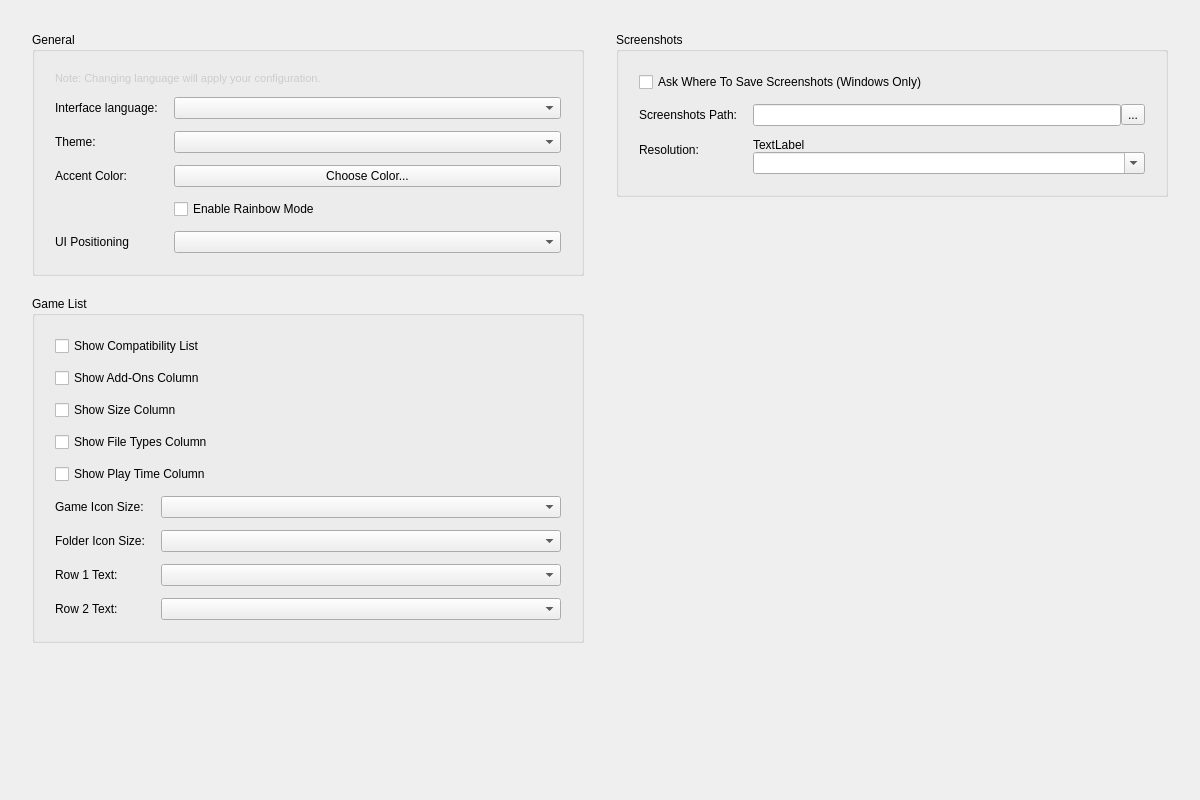
Qt form src/citron/configuration/configure_ui.ui (citron-neo/emulator) before a commit.
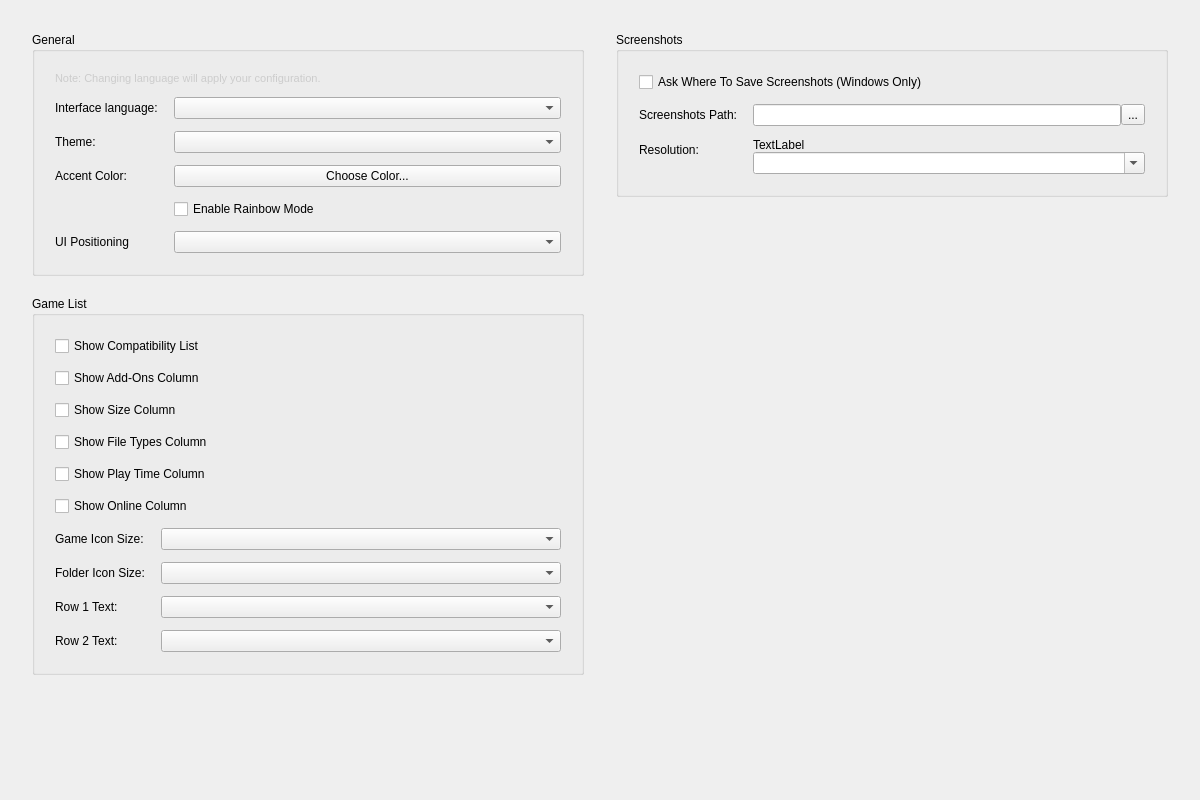
The same form after that commit.

Commit message: feat(ui): Toggle Online Column

Diff of the .ui file:
```diff
--- a/src/citron/configuration/configure_ui.ui
+++ b/src/citron/configuration/configure_ui.ui
@@ -229,14 +229,21 @@
                                         </property>
                                     </widget>
                                 </item>
-                                <item row="5" column="0">
+                                <item row="5" column="0" colspan="2">
+                                    <widget class="QCheckBox" name="show_online_column">
+                                        <property name="text">
+                                            <string>Show Online Column</string>
+                                        </property>
+                                    </widget>
+                                </item>
+                                <item row="6" column="0">
                                     <widget class="QLabel" name="game_icon_size_label">
                                         <property name="text">
                                             <string>Game Icon Size:</string>
                                         </property>
                                     </widget>
                                 </item>
-                                <item row="5" column="1">
+                                <item row="6" column="1">
                                     <widget class="QComboBox" name="game_icon_size_combobox">
                                         <property name="sizePolicy">
                                             <sizepolicy hsizetype="Expanding" vsizetype="Fixed">
@@ -246,14 +253,14 @@
                                         </property>
                                     </widget>
                                 </item>
-                                <item row="6" column="0">
+                                <item row="7" column="0">
                                     <widget class="QLabel" name="folder_icon_size_label">
                                         <property name="text">
                                             <string>Folder Icon Size:</string>
                                         </property>
                                     </widget>
                                 </item>
-                                <item row="6" column="1">
+                                <item row="7" column="1">
                                     <widget class="QComboBox" name="folder_icon_size_combobox">
                                         <property name="sizePolicy">
                                             <sizepolicy hsizetype="Expanding" vsizetype="Fixed">
@@ -263,14 +270,14 @@
                                         </property>
                                     </widget>
                                 </item>
-                                <item row="7" column="0">
+                                <item row="8" column="0">
                                     <widget class="QLabel" name="row_1_label">
                                         <property name="text">
                                             <string>Row 1 Text:</string>
                                         </property>
                                     </widget>
                                 </item>
-                                <item row="7" column="1">
+                                <item row="8" column="1">
                                     <widget class="QComboBox" name="row_1_text_combobox">
                                         <property name="sizePolicy">
                                             <sizepolicy hsizetype="Expanding" vsizetype="Fixed">
@@ -280,14 +287,14 @@
                                         </property>
                                     </widget>
                                 </item>
-                                <item row="8" column="0">
+                                <item row="9" column="0">
                                     <widget class="QLabel" name="row_2_label">
                                         <property name="text">
                                             <string>Row 2 Text:</string>
                                         </property>
                                     </widget>
                                 </item>
-                                <item row="8" column="1">
+                                <item row="9" column="1">
                                     <widget class="QComboBox" name="row_2_text_combobox">
                                         <property name="sizePolicy">
                                             <sizepolicy hsizetype="Expanding" vsizetype="Fixed">
```
